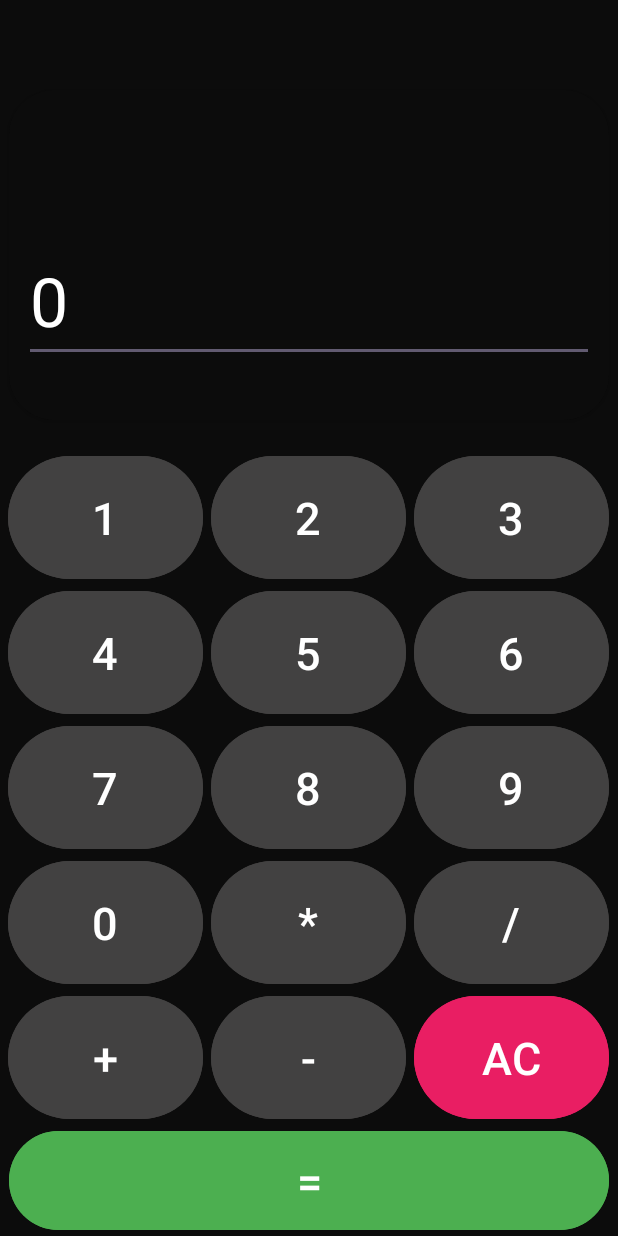
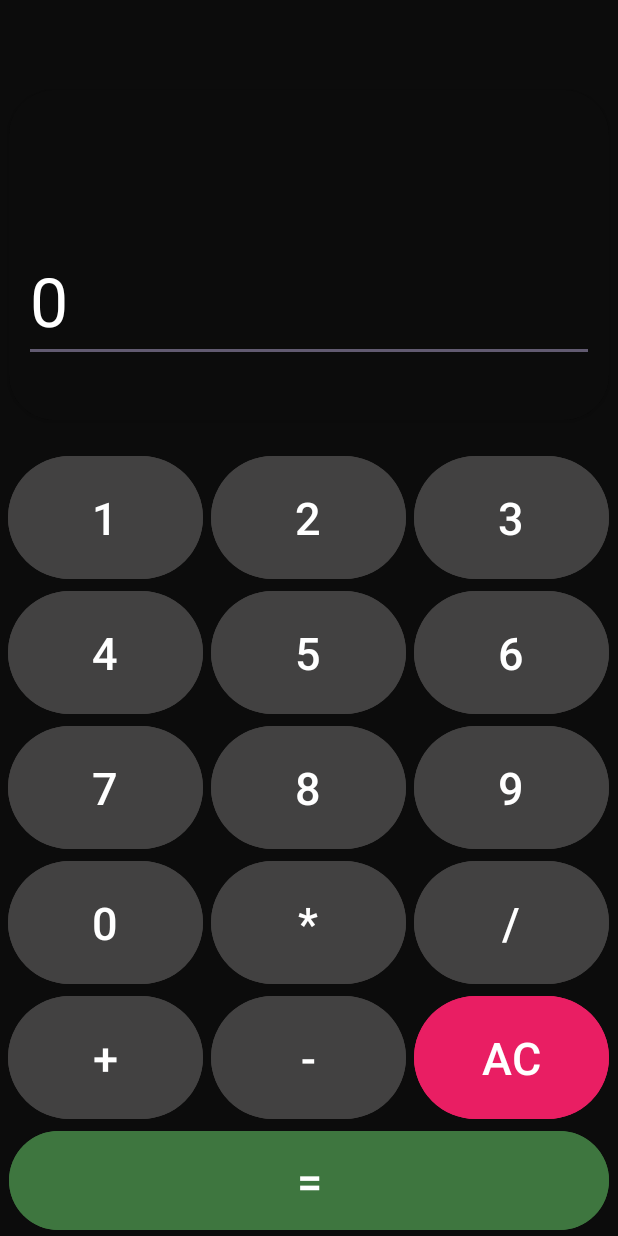
Before and after one commit to Eney997/Android-Calculator-Kotlin, an Android app: the layout activity_main.xml on its own in the app's theme, with its tools: preview values and no code run, on a phone screen of 412 x 824 dp. Run offline under Robolectric (Android 15) with nearby library versions, the phone set to English and light mode, and no system bars.

Commit message:
appWorks2

```diff
--- a/app/src/main/res/values/colors.xml
+++ b/app/src/main/res/values/colors.xml
@@ -6,5 +6,5 @@
     <color name="app_background">#0C0C0C</color>
     <color name="cal_card_background">#1E1E1E</color>
     <color name="red_ac_btn">#E91E63</color>
-    <color name="equals_btn">#4CAF50</color>
+    <color name="equals_btn">#3E763F</color>
 </resources>
```
